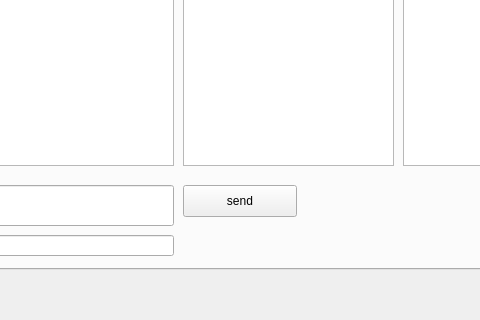
Above: mainwindow.ui from Arus12316/sabotv2 before the change; both pictures show x 559 to 1039 and y 258 to 578 of the 1414 by 578 pixel window. Below: the same form after it.
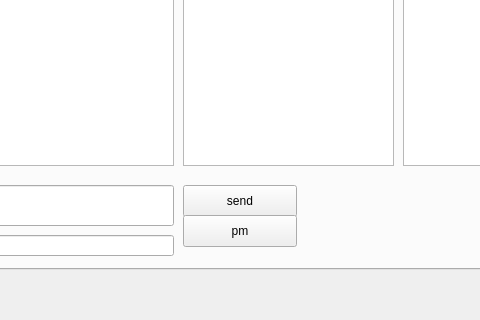
That is the form after the change.

```diff
--- a/mainwindow.ui
+++ b/mainwindow.ui
@@ -272,6 +272,19 @@
        </rect>
       </property>
      </widget>
+     <widget class="QPushButton" name="pmButton">
+      <property name="geometry">
+       <rect>
+        <x>740</x>
+        <y>430</y>
+        <width>114</width>
+        <height>32</height>
+       </rect>
+      </property>
+      <property name="text">
+       <string>pm</string>
+      </property>
+     </widget>
     </widget>
    </widget>
   </widget>
```
